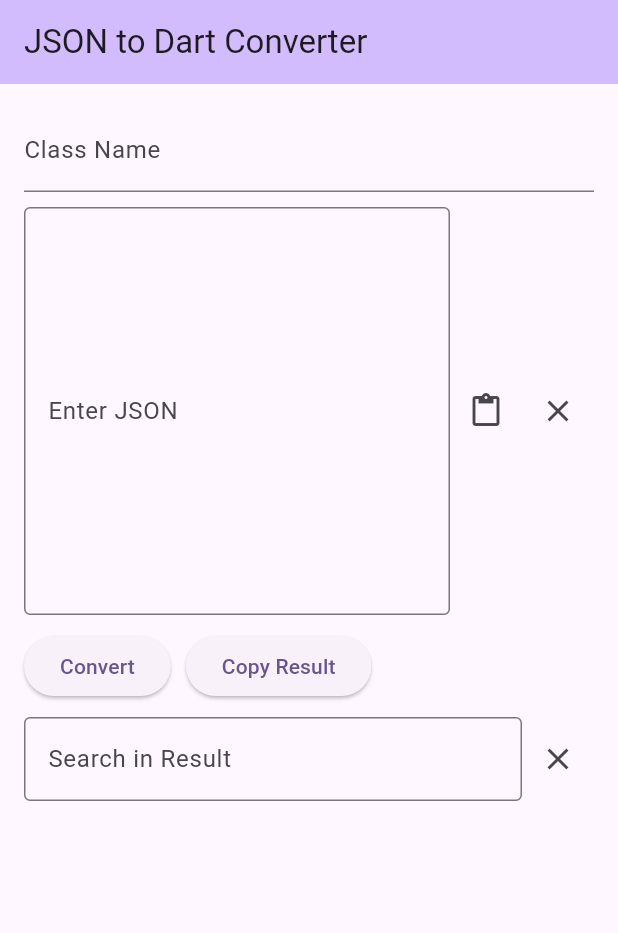
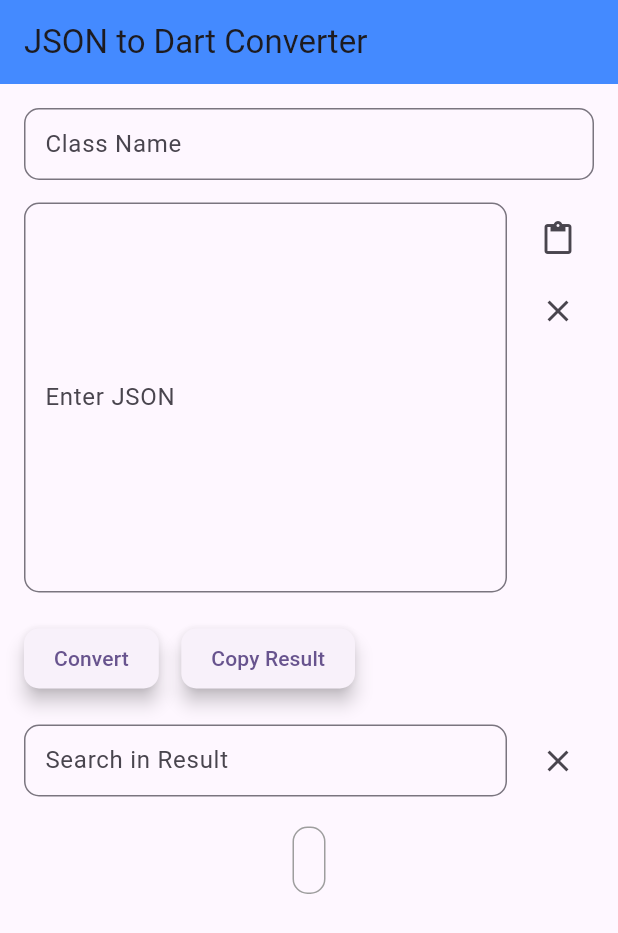
Before and after one commit to moriesdeo/convert_json_to_dart, a Flutter app: the screen it shows after launch, on a phone screen of 412 x 824 dp. Shown: the top 933 px of the screen. Run offline on Flutter 3.47's test engine with Material 3 defaults, Android fonts, the phone set to English and light mode, and no system bars.

Commit message:
initial commit

```diff
--- a/lib/home_page.dart
+++ b/lib/home_page.dart
@@ -80,8 +80,8 @@ class _MyHomePageState extends State<MyHomePage> {
   Widget build(BuildContext context) {
     return Scaffold(
       appBar: AppBar(
-        backgroundColor: Theme.of(context).colorScheme.inversePrimary,
         title: Text(widget.title),
+        backgroundColor: Colors.blueAccent,
       ),
       body: Padding(
         padding: const EdgeInsets.all(16.0),
@@ -89,23 +89,34 @@ class _MyHomePageState extends State<MyHomePage> {
           children: [
             TextField(
               controller: _classNameController,
-              decoration: const InputDecoration(
+              decoration: InputDecoration(
                 labelText: 'Class Name',
+                border: OutlineInputBorder(
+                  borderRadius: BorderRadius.circular(10.0),
+                ),
+                contentPadding: const EdgeInsets.symmetric(horizontal: 10.0),
               ),
             ),
-            const SizedBox(height: 10),
+            const SizedBox(height: 15),
             Row(
+              crossAxisAlignment: CrossAxisAlignment.start,
               children: [
                 Expanded(
                   child: TextField(
                     controller: _jsonController,
-                    decoration: const InputDecoration(
+                    decoration: InputDecoration(
                       labelText: 'Enter JSON',
-                      border: OutlineInputBorder(),
+                      border: OutlineInputBorder(
+                        borderRadius: BorderRadius.circular(10.0),
+                      ),
+                      contentPadding: const EdgeInsets.all(10.0),
                     ),
                     maxLines: 10,
                   ),
                 ),
+                const SizedBox(width: 10),
+                Column(
+                  children: [
                     IconButton(
                       icon: const Icon(Icons.paste),
                       onPressed: _pasteFromClipboard,
@@ -117,34 +128,54 @@ class _MyHomePageState extends State<MyHomePage> {
                       tooltip: 'Clear Input',
                     ),
                   ],
+                )
+              ],
             ),
-            const SizedBox(height: 10),
+            const SizedBox(height: 20),
             Row(
               children: [
                 ElevatedButton(
                   onPressed: _convertJson,
+                  style: ElevatedButton.styleFrom(
+                    shape: RoundedRectangleBorder(
+                      borderRadius: BorderRadius.circular(10.0),
+                    ),
+                    padding: const EdgeInsets.symmetric(horizontal: 20, vertical: 10),
+                    elevation: 5,
+                  ),
                   child: const Text('Convert'),
                 ),
-                const SizedBox(width: 10),
+                const SizedBox(width: 15),
                 ElevatedButton(
                   onPressed: _copyToClipboard,
+                  style: ElevatedButton.styleFrom(
+                    shape: RoundedRectangleBorder(
+                      borderRadius: BorderRadius.circular(10.0),
+                    ),
+                    padding: const EdgeInsets.symmetric(horizontal: 20, vertical: 10),
+                    elevation: 5,
+                  ),
                   child: const Text('Copy Result'),
                 ),
               ],
             ),
-            const SizedBox(height: 10),
+            const SizedBox(height: 20),
             Row(
               children: [
                 Expanded(
                   child: TextField(
                     controller: _searchController,
-                    decoration: const InputDecoration(
+                    decoration: InputDecoration(
                       labelText: 'Search in Result',
-                      border: OutlineInputBorder(),
+                      border: OutlineInputBorder(
+                        borderRadius: BorderRadius.circular(10.0),
+                      ),
+                      contentPadding: const EdgeInsets.symmetric(horizontal: 10.0),
                     ),
                     onChanged: _filterResults,
                   ),
                 ),
+                const SizedBox(width: 10),
                 IconButton(
                   icon: const Icon(Icons.clear),
                   onPressed: _clearSearch,
@@ -155,9 +186,16 @@ class _MyHomePageState extends State<MyHomePage> {
             const SizedBox(height: 20),
             Expanded(
               child: SingleChildScrollView(
+                child: Container(
+                  padding: const EdgeInsets.all(10.0),
+                  decoration: BoxDecoration(
+                    border: Border.all(color: Colors.grey),
+                    borderRadius: BorderRadius.circular(10.0),
+                  ),
                   child: Text(
                     _filteredDartClass,
                     style: const TextStyle(fontSize: 16),
+                  ),
                 ),
               ),
             ),
```
Lines whose indentation alone changed are shown as unchanged.
